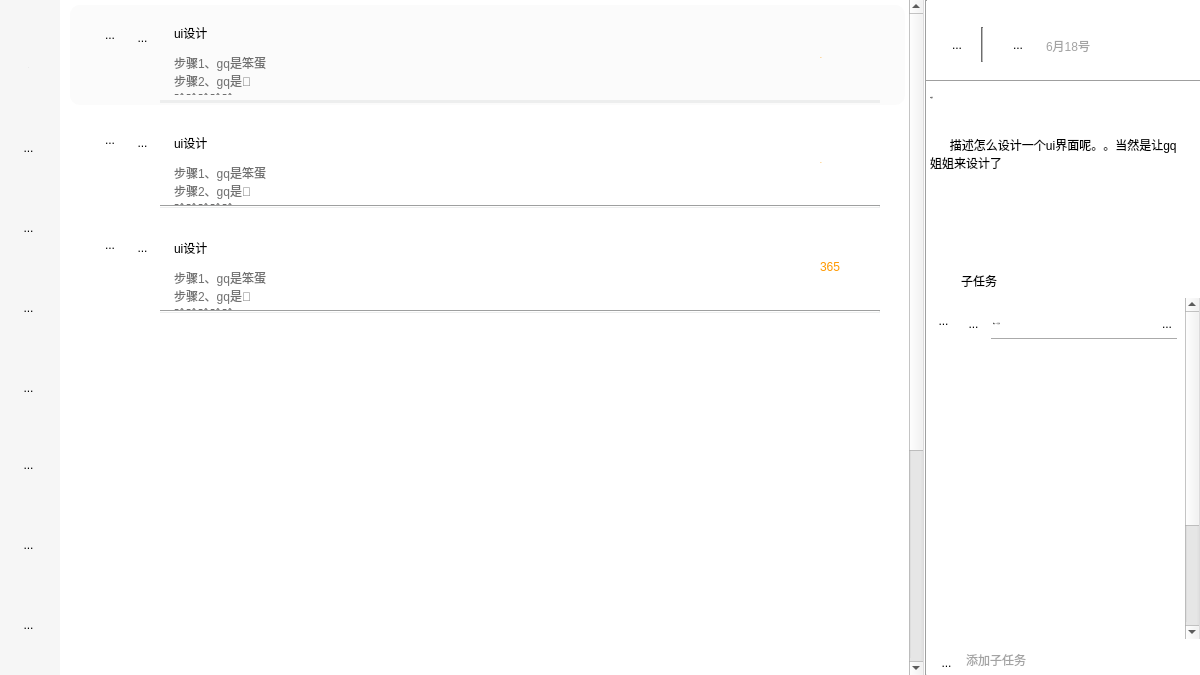
First picture: the form in DailyManagement/countdownPage.ui, repository YuJieROOT/DailyManagement, before the edit.
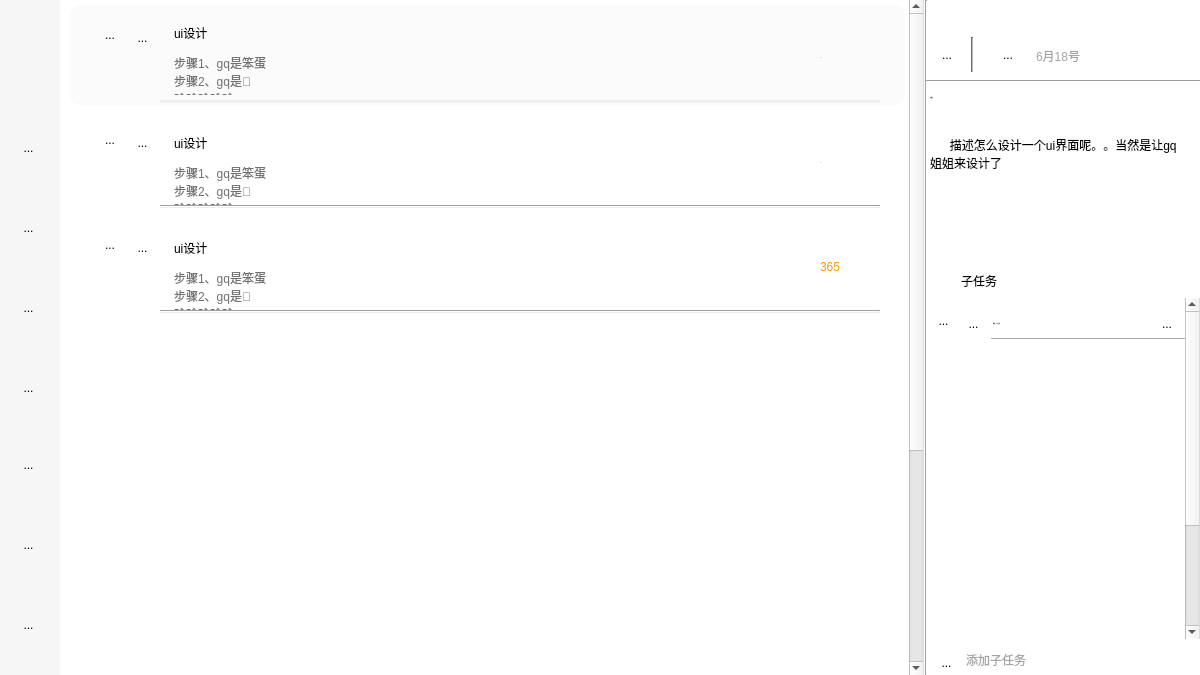
Second picture: the form after the edit. Icons and pictures are not drawn.

Commit message: 完成calendarPage.ui,logPage.ui,dustbinPage.ui todo页面ui设计增加多级目录形式

The edit to the form file:
```diff
--- a/DailyManagement/countdownPage.ui
+++ b/DailyManagement/countdownPage.ui
@@ -913,8 +913,8 @@
      <widget class="QWidget" name="deadline_in" native="true">
       <property name="geometry">
        <rect>
-        <x>10</x>
-        <y>20</y>
+        <x>0</x>
+        <y>30</y>
         <width>195</width>
         <height>50</height>
        </rect>
@@ -1149,7 +1149,7 @@
         <rect>
          <x>0</x>
          <y>0</y>
-         <width>272</width>
+         <width>263</width>
          <height>500</height>
         </rect>
        </property>
@@ -1162,7 +1162,7 @@
          <rect>
           <x>0</x>
           <y>0</y>
-          <width>251</width>
+          <width>263</width>
           <height>50</height>
          </rect>
         </property>
```
Left out of the diff: 7 changed lines with no effect on the pictures. The commit also changes 15 other files.
